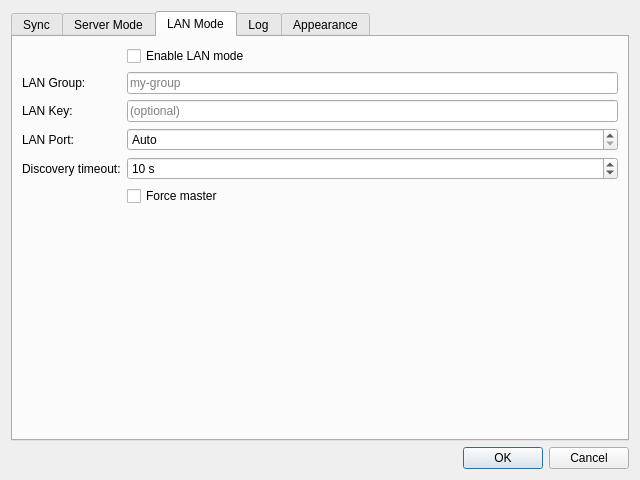
Above: hsync_desktop/ui/settings_dialog.ui from albertsdk/hsync-desktop before the change. Below: the same form after it.
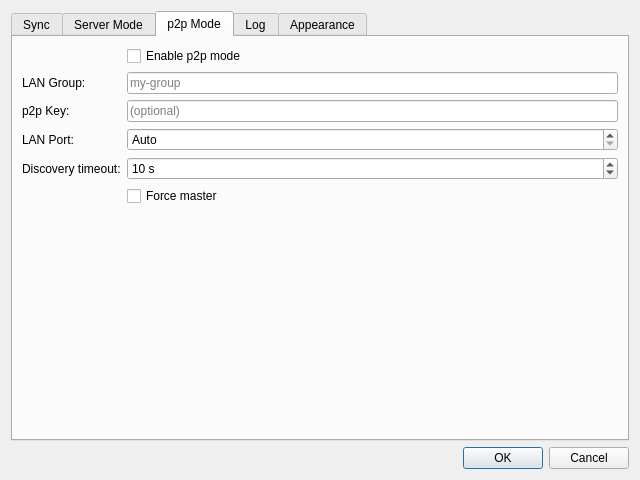
That is the form after the change. The open tabs and pages were chosen to show the change. Icons and pictures are not drawn.

Patch:
```diff
--- a/hsync_desktop/ui/settings_dialog.ui
+++ b/hsync_desktop/ui/settings_dialog.ui
@@ -324,7 +324,7 @@
      <!-- Tab: LAN -->
      <widget class="QWidget" name="tabLan">
       <attribute name="title">
-       <string>LAN Mode</string>
+       <string>p2p Mode</string>
       </attribute>
       <attribute name="icon">
        <iconset theme="network-lan"/>
@@ -333,7 +333,7 @@
        <item row="0" column="1">
         <widget class="QCheckBox" name="lanMode">
          <property name="text">
-          <string>Enable LAN mode</string>
+          <string>Enable p2p mode</string>
          </property>
         </widget>
        </item>
@@ -354,7 +354,7 @@
        <item row="2" column="0">
         <widget class="QLabel" name="lblLanKey">
          <property name="text">
-          <string>LAN Key:</string>
+          <string>p2p Key:</string>
          </property>
         </widget>
        </item>
```
Left out of the diff: 20 changed lines with no effect on the pictures.
